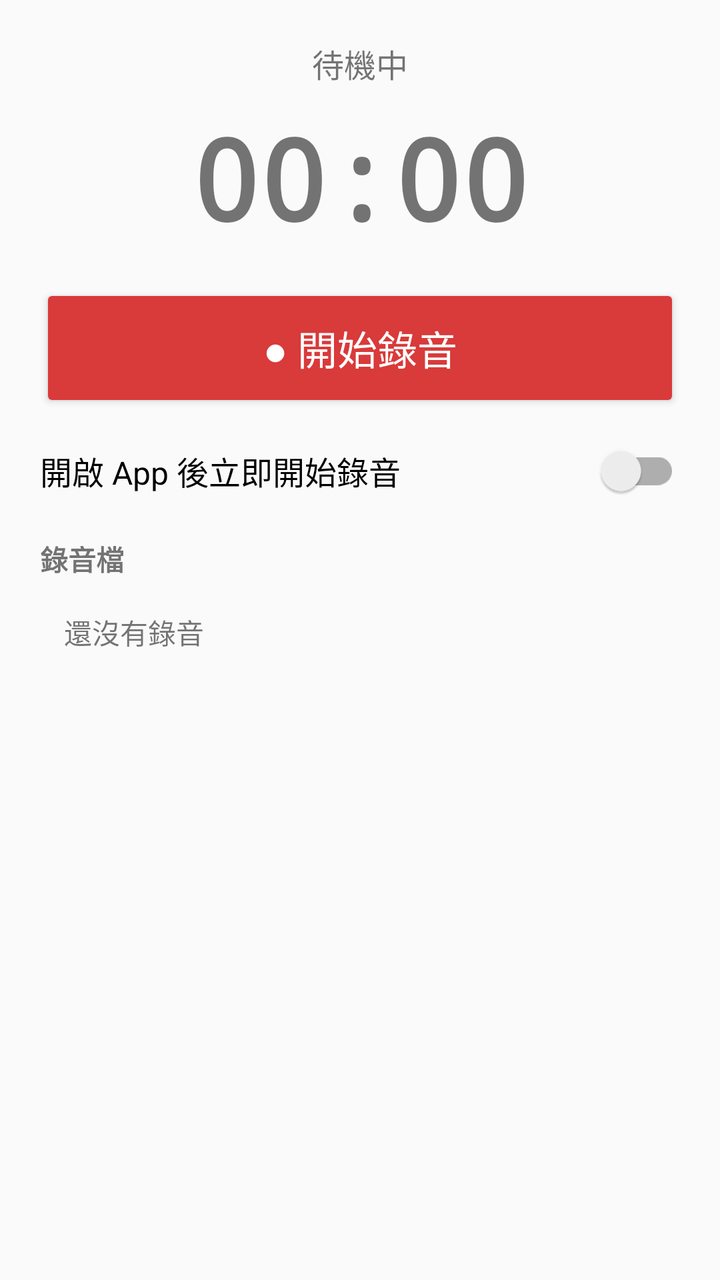
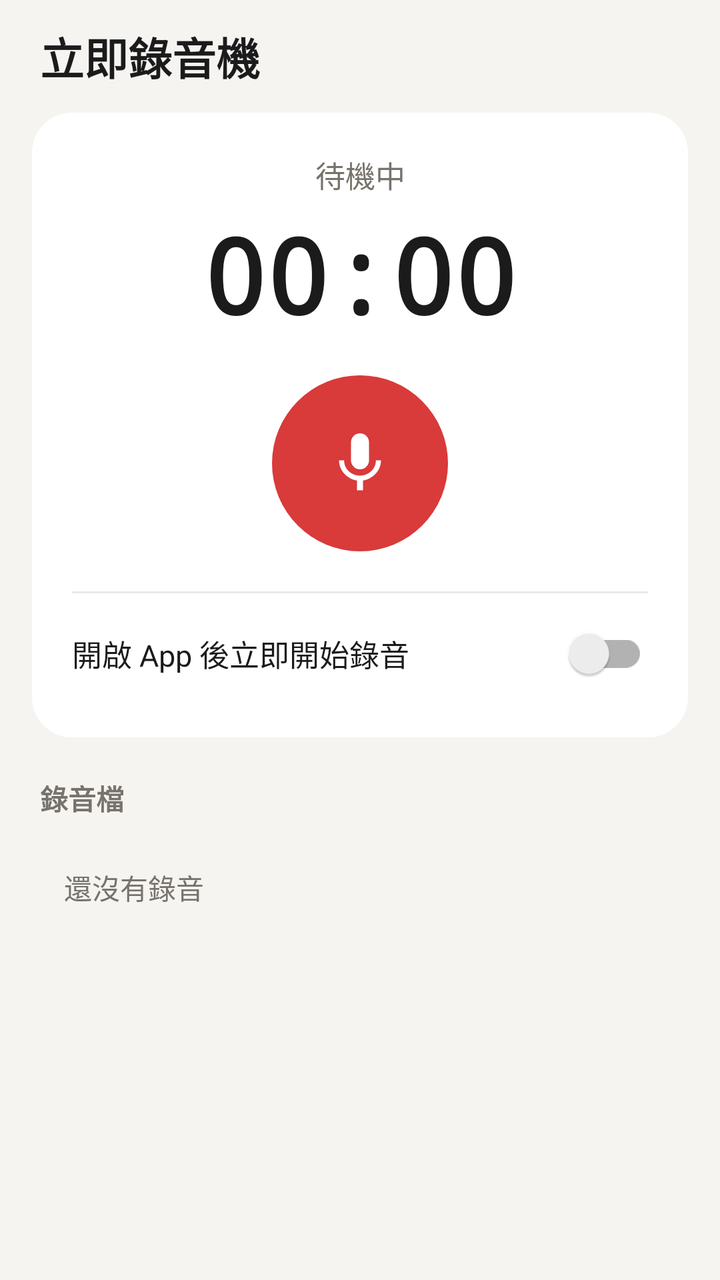

The first picture is an Android layout as it rendered before a commit; the second is the same layout after the commit. The layout source and the unified diff follow.
<!-- AndroidManifest.xml: application theme Theme.Record -->
<!-- res/layout/activity_main.xml -->
<?xml version="1.0" encoding="utf-8"?>
<LinearLayout xmlns:android="http://schemas.android.com/apk/res/android"
    android:layout_width="match_parent"
    android:layout_height="match_parent"
    android:orientation="vertical"
    android:padding="20dp">

    <TextView
        android:id="@+id/tvStatus"
        android:layout_width="match_parent"
        android:layout_height="wrap_content"
        android:gravity="center"
        android:text="@string/status_idle"
        android:textSize="16sp" />

    <TextView
        android:id="@+id/tvTime"
        android:layout_width="match_parent"
        android:layout_height="wrap_content"
        android:layout_marginTop="8dp"
        android:layout_marginBottom="16dp"
        android:fontFamily="monospace"
        android:gravity="center"
        android:text="00:00"
        android:textSize="56sp"
        android:textStyle="bold" />

    <Button
        android:id="@+id/btnRecord"
        style="@style/Widget.AppCompat.Button.Colored"
        android:layout_width="match_parent"
        android:layout_height="64dp"
        android:text="@string/btn_start"
        android:textSize="20sp" />

    <Button
        android:id="@+id/btnPause"
        android:layout_width="match_parent"
        android:layout_height="52dp"
        android:layout_marginTop="8dp"
        android:text="@string/btn_pause"
        android:visibility="gone" />

    <androidx.appcompat.widget.SwitchCompat
        android:id="@+id/swAuto"
        android:layout_width="match_parent"
        android:layout_height="wrap_content"
        android:layout_marginTop="16dp"
        android:text="@string/auto_start"
        android:textSize="16sp" />

    <TextView
        android:layout_width="match_parent"
        android:layout_height="wrap_content"
        android:layout_marginTop="20dp"
        android:layout_marginBottom="4dp"
        android:text="@string/list_title"
        android:textSize="14sp"
        android:textStyle="bold" />

    <TextView
        android:id="@+id/tvEmpty"
        android:layout_width="match_parent"
        android:layout_height="wrap_content"
        android:padding="12dp"
        android:text="@string/list_empty"
        android:textSize="14sp" />

    <ListView
        android:id="@+id/listView"
        android:layout_width="match_parent"
        android:layout_height="0dp"
        android:layout_weight="1" />
</LinearLayout>
<!-- resources referenced by this layout -->
<resources>
  <string name="auto_start">開啟 App 後立即開始錄音</string>
  <string name="btn_pause">暫停</string>
  <string name="btn_start">● 開始錄音</string>
  <string name="list_empty">還沒有錄音</string>
  <string name="list_title">錄音檔</string>
  <string name="status_idle">待機中</string>
  <style name="Theme.Record" parent="Theme.AppCompat.DayNight.NoActionBar">
          <item name="colorPrimary">@color/brand</item>
          <item name="colorPrimaryDark">@color/brand_dark</item>
          <item name="colorAccent">@color/brand</item>
      </style>
  <color name="brand">#D93A3A</color>
  <color name="brand_dark">#A82727</color>
</resources>

<!-- the commit's change to res/layout/activity_main.xml (unified diff, before → after) -->
@@ -2,59 +2,118 @@
 <LinearLayout xmlns:android="http://schemas.android.com/apk/res/android"
     android:layout_width="match_parent"
     android:layout_height="match_parent"
+    android:background="@color/bg"
     android:orientation="vertical"
-    android:padding="20dp">
-
-    <TextView
-        android:id="@+id/tvStatus"
-        android:layout_width="match_parent"
-        android:layout_height="wrap_content"
-        android:gravity="center"
-        android:text="@string/status_idle"
-        android:textSize="16sp" />
-
-    <TextView
-        android:id="@+id/tvTime"
-        android:layout_width="match_parent"
-        android:layout_height="wrap_content"
-        android:layout_marginTop="8dp"
-        android:layout_marginBottom="16dp"
-        android:fontFamily="monospace"
-        android:gravity="center"
-        android:text="00:00"
-        android:textSize="56sp"
-        android:textStyle="bold" />
-
-    <Button
-        android:id="@+id/btnRecord"
-        style="@style/Widget.AppCompat.Button.Colored"
-        android:layout_width="match_parent"
-        android:layout_height="64dp"
-        android:text="@string/btn_start"
-        android:textSize="20sp" />
-
-    <Button
-        android:id="@+id/btnPause"
-        android:layout_width="match_parent"
-        android:layout_height="52dp"
-        android:layout_marginTop="8dp"
-        android:text="@string/btn_pause"
-        android:visibility="gone" />
-
-    <androidx.appcompat.widget.SwitchCompat
-        android:id="@+id/swAuto"
-        android:layout_width="match_parent"
-        android:layout_height="wrap_content"
-        android:layout_marginTop="16dp"
-        android:text="@string/auto_start"
-        android:textSize="16sp" />
+    android:paddingStart="16dp"
+    android:paddingTop="12dp"
+    android:paddingEnd="16dp"
+    android:paddingBottom="8dp">
 
     <TextView
         android:layout_width="match_parent"
         android:layout_height="wrap_content"
-        android:layout_marginTop="20dp"
-        android:layout_marginBottom="4dp"
+        android:paddingStart="4dp"
+        android:paddingBottom="12dp"
+        android:text="@string/app_name"
+        android:textColor="@color/text"
+        android:textSize="22sp"
+        android:textStyle="bold" />
+
+    
+    <LinearLayout
+        android:layout_width="match_parent"
+        android:layout_height="wrap_content"
+        android:background="@drawable/bg_card"
+        android:orientation="vertical"
+        android:padding="20dp">
+
+        <TextView
+            android:id="@+id/tvStatus"
+            android:layout_width="match_parent"
+            android:layout_height="wrap_content"
+            android:gravity="center"
+            android:text="@string/status_idle"
+            android:textColor="@color/text_sub"
+            android:textSize="15sp" />
+
+        <TextView
+            android:id="@+id/tvTime"
+            android:layout_width="match_parent"
+            android:layout_height="wrap_content"
+            android:layout_marginTop="4dp"
+            android:fontFamily="monospace"
+            android:gravity="center"
+            android:text="00:00"
+            android:textColor="@color/text"
+            android:textSize="52sp"
+            android:textStyle="bold" />
+
+        <LinearLayout
+            android:layout_width="match_parent"
+            android:layout_height="wrap_content"
+            android:layout_marginTop="16dp"
+            android:gravity="center"
+            android:orientation="horizontal">
+
+            <ImageButton
+                android:id="@+id/btnPause"
+                android:layout_width="56dp"
+                android:layout_height="56dp"
+                android:background="@drawable/bg_circle_soft"
+                android:contentDescription="@string/btn_pause"
+                android:padding="16dp"
+                android:scaleType="fitCenter"
+                android:src="@drawable/ic_pause"
+                android:tint="@color/icon"
+                android:visibility="invisible" />
+
+            <ImageButton
+                android:id="@+id/btnRecord"
+                android:layout_width="88dp"
+                android:layout_height="88dp"
+                android:layout_marginStart="24dp"
+                android:layout_marginEnd="24dp"
+                android:background="@drawable/bg_record"
+                android:contentDescription="@string/btn_start"
+                android:padding="26dp"
+                android:scaleType="fitCenter"
+                android:src="@drawable/ic_mic"
+                android:tint="@color/white" />
+
+            
+            <View
+                android:layout_width="56dp"
+                android:layout_height="56dp"
+                android:visibility="invisible" />
+        </LinearLayout>
+
+        <View
+            android:layout_width="match_parent"
+            android:layout_height="1dp"
+            android:layout_marginTop="20dp"
+            android:layout_marginBottom="8dp"
+            android:background="@color/soft" />
+
+        <androidx.appcompat.widget.SwitchCompat
+            android:id="@+id/swAuto"
+            android:layout_width="match_parent"
+            android:layout_height="wrap_content"
+            android:minHeight="44dp"
+            android:text="@string/auto_start"
+            android:textColor="@color/text"
+            android:textSize="15sp" />
+    </LinearLayout>
+
+    
+    <TextView
+        android:id="@+id/tvListTitle"
+        android:layout_width="match_parent"
+        android:layout_height="wrap_content"
+        android:paddingStart="4dp"
+        android:paddingTop="20dp"
+        android:paddingBottom="8dp"
         android:text="@string/list_title"
+        android:textColor="@color/text_sub"
         android:textSize="14sp"
         android:textStyle="bold" />
 
@@ -62,13 +121,20 @@
         android:id="@+id/tvEmpty"
         android:layout_width="match_parent"
         android:layout_height="wrap_content"
-        android:padding="12dp"
+        android:padding="16dp"
         android:text="@string/list_empty"
+        android:textColor="@color/text_sub"
         android:textSize="14sp" />
 
     <ListView
         android:id="@+id/listView"
         android:layout_width="match_parent"
         android:layout_height="0dp"
-        android:layout_weight="1" />
+        android:layout_weight="1"
+        android:clipToPadding="false"
+        android:divider="@null"
+        android:dividerHeight="0dp"
+        android:listSelector="@android:color/transparent"
+        android:paddingBottom="12dp"
+        android:scrollbars="none" />
 </LinearLayout>
<!-- resource entries referenced after the edit -->
@@ -1,5 +1,64 @@
 <!-- resources referenced by this layout -->
 <resources>
+  <color name="bg">#F5F4F1</color>
+  <color name="icon">#4A4640</color>
+  <color name="soft">#ECEAE6</color>
+  <color name="text">#1B1B1B</color>
+  <color name="text_sub">#77736C</color>
+  <color name="white">#FFFFFF</color>
+  <!-- drawable bg_card (drawable) -->
+  <?xml version="1.0" encoding="utf-8"?>
+  <shape xmlns:android="http://schemas.android.com/apk/res/android"
+      android:shape="rectangle">
+      <solid android:color="@color/card" />
+      <corners android:radius="20dp" />
+  </shape>
+  <!-- drawable bg_circle_soft (drawable) -->
+  <?xml version="1.0" encoding="utf-8"?>
+  <ripple xmlns:android="http://schemas.android.com/apk/res/android"
+      android:color="#33808080">
+      <item>
+          <shape android:shape="oval">
+              <solid android:color="@color/soft" />
+          </shape>
+      </item>
+  </ripple>
+  <!-- drawable bg_record (drawable) -->
+  <?xml version="1.0" encoding="utf-8"?>
+  <ripple xmlns:android="http://schemas.android.com/apk/res/android"
+      android:color="#44FFFFFF">
+      <item>
+          <shape android:shape="oval">
+              <solid android:color="@color/brand" />
+          </shape>
+      </item>
+  </ripple>
+  <!-- drawable ic_mic (drawable) -->
+  <?xml version="1.0" encoding="utf-8"?>
+  <vector xmlns:android="http://schemas.android.com/apk/res/android"
+      android:width="24dp"
+      android:height="24dp"
+      android:viewportWidth="24"
+      android:viewportHeight="24">
+      <path
+          android:fillColor="#FF000000"
+          android:pathData="M12,14c1.66,0 3,-1.34 3,-3V5c0,-1.66 -1.34,-3 -3,-3S9,3.34 9,5v6c0,1.66 1.34,3 3,3z" />
+      <path
+          android:fillColor="#FF000000"
+          android:pathData="M17.3,11c0,3 -2.54,5.1 -5.3,5.1S6.7,14 6.7,11H5c0,3.41 2.72,6.23 6,6.72V21h2v-3.28c3.28,-0.48 6,-3.3 6,-6.72h-1.7z" />
+  </vector>
+  <!-- drawable ic_pause (drawable) -->
+  <?xml version="1.0" encoding="utf-8"?>
+  <vector xmlns:android="http://schemas.android.com/apk/res/android"
+      android:width="24dp"
+      android:height="24dp"
+      android:viewportWidth="24"
+      android:viewportHeight="24">
+      <path
+          android:fillColor="#FF000000"
+          android:pathData="M6,19h4V5H6v14zM14,5v14h4V5h-4z" />
+  </vector>
+  <string name="app_name">立即錄音機</string>
   <string name="auto_start">開啟 App 後立即開始錄音</string>
   <string name="btn_pause">暫停</string>
   <string name="btn_start">● 開始錄音</string>
@@ -10,7 +69,13 @@
           <item name="colorPrimary">@color/brand</item>
           <item name="colorPrimaryDark">@color/brand_dark</item>
           <item name="colorAccent">@color/brand</item>
+          <item name="android:windowBackground">@color/bg</item>
+          <item name="android:statusBarColor">@color/bg</item>
+          <item name="android:navigationBarColor">@color/bg</item>
+          <item name="android:windowLightStatusBar">true</item>
+          <item name="android:windowLightNavigationBar">true</item>
       </style>
+  <color name="card">#FFFFFF</color>
   <color name="brand">#D93A3A</color>
   <color name="brand_dark">#A82727</color>
 </resources>
